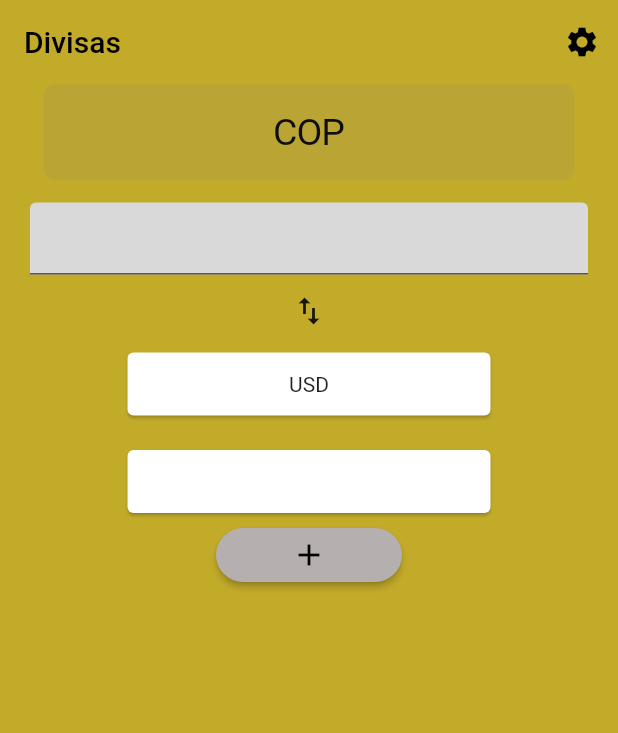
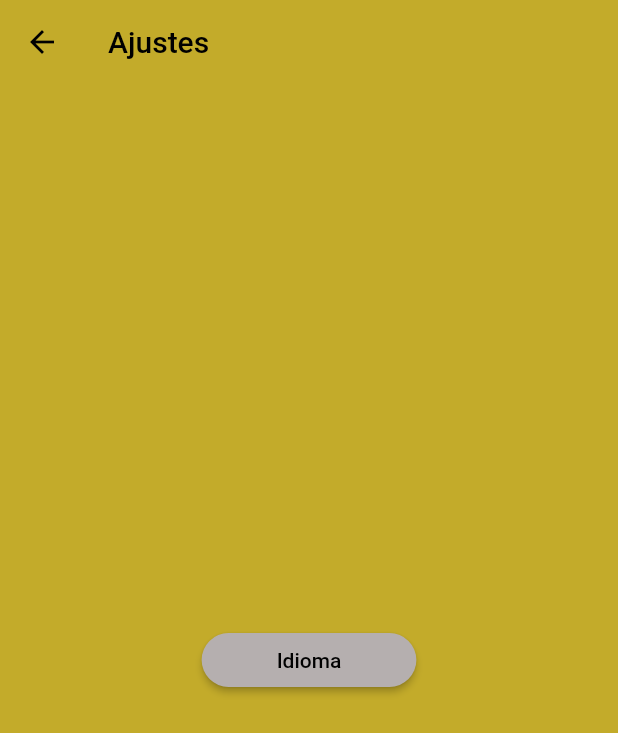
Before and after one commit to sam1rC/xchange, a Flutter app: the screen it shows after launch, after a tap on the "settings" icon, on a phone screen of 412 x 824 dp. Shown: the top 733 px of the screen. Run offline on Flutter 3.47's test engine with Material 2 defaults, Android fonts, the phone set to English and light mode, and no system bars; missing offline and left inert: money_converter.

Commit message:
add settings page

```diff
--- a/lib/main.dart
+++ b/lib/main.dart
@@ -1,5 +1,6 @@
 import 'package:flutter/material.dart';
 import 'package:xchange/pages/home.dart';
+import 'package:xchange/pages/settings.dart';
 
 void main() {
   runApp(const MyApp());
@@ -48,6 +49,7 @@ class MyApp extends StatelessWidget {
       initialRoute: '/',
       routes: {
         '/': (context) => const HomePage(),
+        '/settings': (context) => const SettingPage(),
       },
     );
   }
--- a/lib/pages/home.dart
+++ b/lib/pages/home.dart
@@ -18,7 +18,12 @@ class _HomePageState extends State<HomePage> {
       appBar: AppBar(
         title: const Text("Divisas"),
         actions: [
-          IconButton(onPressed: () {}, icon: const Icon(Icons.settings))
+          IconButton(onPressed:  () async {
+              await Navigator.pushNamed(context, '/settings');
+              //update the home page
+              setState(() {});
+            },
+             icon: const Icon(Icons.settings))
         ],
       ),
       body: Padding(
--- /dev/null
+++ b/lib/pages/settings.dart
@@ -0,0 +1,24 @@
+import 'package:flutter/material.dart';
+
+class SettingPage extends StatelessWidget {
+  const SettingPage({super.key});
+
+  @override
+  Widget build(BuildContext context) {
+    return Scaffold(
+      appBar: AppBar(
+        title: const Text("Ajustes"),
+        ),
+      body:
+       Padding(
+         padding: const EdgeInsets.all(8.0),
+         child: Center(
+                child: ElevatedButton(
+                  onPressed: () {},
+                  child: const Text('Idioma'),
+                ),
+              ),
+       ),
+    );
+  }
+}
```
